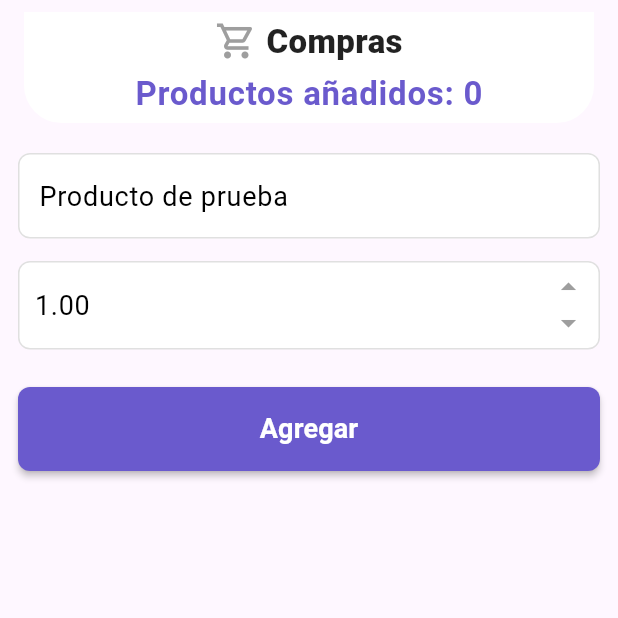
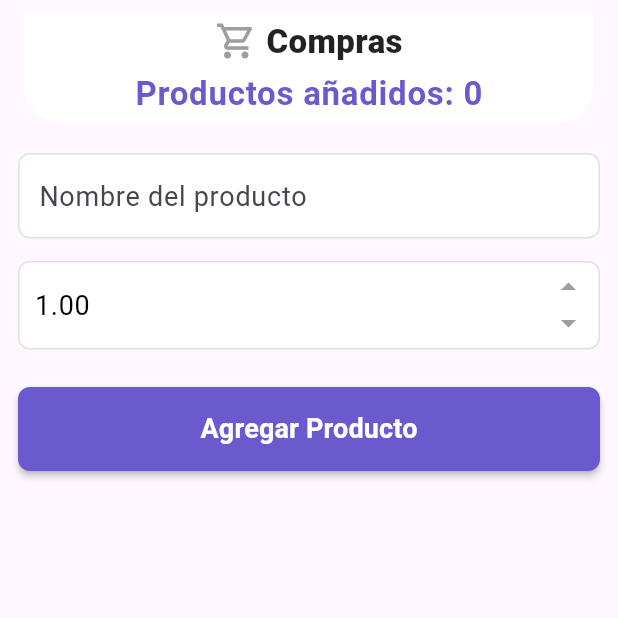
Before and after one commit to DVeliz99/SmartList, a Flutter app: the screen it shows after launch, after a tap on the "arrow drop up" icon, on a phone screen of 412 x 824 dp, the top half of it. Run offline on Flutter 3.47's test engine with Material 3 defaults, Android fonts, the phone set to English and light mode, and no system bars; our stand-ins replace connectivity_plus, google_fonts, sqflite; accounts and stored records are empty; network calls fail.

Commit message:
feat(products_page.dart): Add product to sqLite and to remote (#12)

```diff
--- a/lib/data/data_source/product_local_datasource.dart
+++ b/lib/data/data_source/product_local_datasource.dart
@@ -4,4 +4,6 @@ import 'package:smart_list/domain/product.dart';
 abstract class ProductSqLiteDataSource {
   Future<void> cacheProducts(List<Product> products);
   Future<List<Product>> getCachedProducts();
+  Future<Product> addProduct(Product product);
+  Future<List<Product>> getUnsyncedProducts();
 }
--- a/lib/data/data_source/product_remote_datasource.dart
+++ b/lib/data/data_source/product_remote_datasource.dart
@@ -2,5 +2,5 @@ import '../../domain/product.dart';
 
 abstract class ProductRemoteDataSource {
   Future<List<Product>> fetchProducts();
-
+  Future<List<Product>> saveProducts(List<Product> products);
 }
--- a/lib/data/implements/product_remote_repository_implement.dart
+++ b/lib/data/implements/product_remote_repository_implement.dart
@@ -11,4 +11,9 @@ class ProductRepositoryImpl implements ProductRemoteRepository{
     return await dataSource.fetchProducts();
   }
 
+  @override
+  Future<List<Product>>saveProducts(List<Product> products) async{
+    return await dataSource.saveProducts(products);
+  }
+
 }
--- a/lib/data/repositories/product_local_repository.dart
+++ b/lib/data/repositories/product_local_repository.dart
@@ -4,4 +4,6 @@ import 'package:smart_list/domain/product.dart';
 abstract class ProductLocalRepository{
   Future<void> cacheProducts(List<Product> products);
   Future<List<Product>> getCachedProducts();
+  Future<Product> addProduct(Product product);
+  Future<List<Product>> getUnsyncedProducts();
 }
--- a/lib/data/repositories/product_remote_repository.dart
+++ b/lib/data/repositories/product_remote_repository.dart
@@ -1,4 +1,5 @@
 import '../../domain/product.dart';
 abstract class ProductRemoteRepository{
   Future<List<Product>> fetchProducts();
+   Future<List<Product>> saveProducts(List<Product> products);
 }
--- a/lib/main.dart
+++ b/lib/main.dart
@@ -1,10 +1,7 @@
 // Flutter & Dart packages
 import 'package:flutter/material.dart';
 import 'package:connectivity_plus/connectivity_plus.dart';
-import 'package:smart_list/core/error/result.dart';
 import 'package:smart_list/presentation/screens/products_page.dart';
-import 'package:smart_list/presentation/widgets/app_bar.dart';
-import 'package:smart_list/presentation/widgets/form.dart';
 
 // Core
 import 'core/services/sync_service.dart';
@@ -50,6 +47,9 @@ void main() async {
   final getCachedProductsUseCase = GetCachedProductsUseCase(
     repository: productLocalRepository,
   );
+  final addProductUseCase = AddProductUseCase(
+    repository: productLocalRepository,
+  );
 
   //Instancia del servicio de sincronización
   final syncService = SyncService(
@@ -58,15 +58,35 @@ void main() async {
     fetchProductsUseCase: fetchProductsUseCase,
   );
 
+  assert(
+    addProductUseCase != null,
+    'addProductUseCase no se inicializó correctamente',
+  );
+  assert(
+    getCachedProductsUseCase != null,
+    'getCachedProductsUseCase no se inicializó correctamente',
+  );
+
+
   await syncService.getAndSaveProducts();
 
-  runApp(MyApp(getCachedProductsUseCase: getCachedProductsUseCase));
+  runApp(
+    MyApp(
+      getCachedProductsUseCase: getCachedProductsUseCase,
+      addProductUseCase: addProductUseCase,
+    ),
+  );
 }
 
 class MyApp extends StatelessWidget {
   final GetCachedProductsUseCase getCachedProductsUseCase;
+  final AddProductUseCase addProductUseCase;
 
-  const MyApp({super.key, required this.getCachedProductsUseCase});
+  const MyApp({
+    super.key,
+    required this.getCachedProductsUseCase,
+    required this.addProductUseCase,
+  });
 
   @override
   Widget build(BuildContext context) {
@@ -76,8 +96,11 @@ class MyApp extends StatelessWidget {
         textTheme: GoogleFonts.robotoTextTheme(Theme.of(context).textTheme),
       ),
       home: Scaffold(
-        appBar: CustomShoppingAppBar(),
-        body: ProductsPage(getCachedProductsUseCase: getCachedProductsUseCase),
+
+        body: ProductsPage(
+          getCachedProductsUseCase: getCachedProductsUseCase,
+          addProductUseCase: addProductUseCase,
+        ),
       ),
     );
   }
--- a/lib/presentation/screens/products_page.dart
+++ b/lib/presentation/screens/products_page.dart
@@ -1,44 +1,100 @@
 import 'package:flutter/material.dart';
-import 'package:google_fonts/google_fonts.dart';
 import 'package:smart_list/domain/product.dart';
 import 'package:smart_list/core/error/result.dart';
+import 'package:smart_list/presentation/widgets/app_bar.dart';
 import 'package:smart_list/presentation/widgets/form.dart';
 import 'package:smart_list/presentation/widgets/product_card.dart';
 import 'package:smart_list/use_cases/product_use_cases.dart';
 
-class ProductsPage extends StatelessWidget {
+class ProductsPage extends StatefulWidget {
   final GetCachedProductsUseCase getCachedProductsUseCase;
+  final AddProductUseCase addProductUseCase;
 
-  const ProductsPage({super.key, required this.getCachedProductsUseCase});
+  const ProductsPage({
+    super.key,
+    required this.getCachedProductsUseCase,
+    required this.addProductUseCase,
+  });
+
+  @override
+  State<ProductsPage> createState() => _ProductsPageState();
+}
+
+class _ProductsPageState extends State<ProductsPage> {
+  late Future<Result<List<Product>>> _futureProducts;
+  List<Product> _products = [];
+
+  @override
+  void initState() {
+    super.initState();
+    _loadProducts();
+  }
+
+  void _loadProducts() {
+    _futureProducts = widget.getCachedProductsUseCase.call();
+  }
+
+  Future<void> _addProduct(Product product) async {
+    try {
+      //guarda el producto en local
+      final result = await widget.addProductUseCase.call(product);
+      if(result.isSuccess && result.data != null){
+        setState(() {
+          //producto real al inicio de la lista
+          _products.insert(0,result.data!);
+        });
+      }else{
+        ScaffoldMessenger.of(
+          context,
+        ).showSnackBar(SnackBar(content: Text('Error al guardar producto: ${result.failure?.message ?? ''}')));
+      }
+
+
+    } catch (e) {
+      ScaffoldMessenger.of(
+        context,
+      ).showSnackBar(SnackBar(content: Text('Error al guardar producto: $e')));
+    }
+  }
+
+  void _deleteProduct(String id) {
+    setState(() {
+      _products.removeWhere((p) => p.id == id);
+    });
+  }
 
   @override
   Widget build(BuildContext context) {
     return Scaffold(
-
+      appBar: CustomShoppingAppBar(productCount: _products.length),
       body: Padding(
         padding: const EdgeInsets.all(12),
         child: Column(
           children: [
             ProductForm(
               product: Product(
-                id: '0',
-                name: 'Producto de prueba',
+                id: DateTime.now().millisecondsSinceEpoch.toString(),
+                name: '',
                 data: {'price': 0.0},
               ),
-              onSave: () {},
-              actionLabel: 'Agregar',
+              onSave: (newProduct) async {
+                await _addProduct(newProduct);
+              },
+              actionLabel: 'Agregar Producto',
             ),
             const SizedBox(height: 12),
             Expanded(
               child: FutureBuilder<Result<List<Product>>>(
-                future: getCachedProductsUseCase.call(),
+                future: _futureProducts,
                 builder: (context, snapshot) {
                   if (snapshot.connectionState == ConnectionState.waiting) {
                     return const Center(child: CircularProgressIndicator());
                   }
+
                   if (snapshot.hasError) {
                     return Center(child: Text('Error: ${snapshot.error}'));
                   }
+
                   final result = snapshot.data;
                   if (result == null ||
                       result.isFailure ||
@@ -46,21 +102,26 @@ class ProductsPage extends StatelessWidget {
                     return Center(
                       child: Text(
                         'No hay productos: ${result?.failure?.message ?? ''}',
+                        style: const TextStyle(fontSize: 18),
                       ),
                     );
                   }
-                  final products = result.data!;
+
+                  // 🔹 Inicializar lista con datos locales si está vacía
+                  if (_products.isEmpty) {
+                    _products = result.data!;
+                  }
 
                   return ListView.builder(
-                    itemCount: products.length,
+                    itemCount: _products.length,
                     itemBuilder: (context, index) {
-                      final product = products[index];
+                      final product = _products[index];
                       return Padding(
                         padding: const EdgeInsets.symmetric(vertical: 6),
                         child: ProductCard(
                           product: product,
                           onEdit: () {},
-                          onDelete: () {},
+                          onDelete: () => _deleteProduct(product.id),
                         ),
                       );
                     },
--- a/lib/presentation/widgets/form.dart
+++ b/lib/presentation/widgets/form.dart
@@ -3,7 +3,7 @@ import 'package:smart_list/domain/product.dart';
 
 class ProductForm extends StatefulWidget {
   final Product product;
-  final VoidCallback onSave;
+  final Future<void> Function(Product) onSave;
   final String actionLabel;
   const ProductForm({
     super.key,
@@ -20,17 +20,31 @@ class _ProductFormState extends State<ProductForm> {
   // Controlador para el campo de texto del producto
   late final TextEditingController _productController;
   late double _price = 0.00;
+  late final TextEditingController _priceController;
+  final FocusNode _priceFocusNode = FocusNode();
 
   @override
   void initState() {
     super.initState();
     _productController = TextEditingController(text: widget.product.name);
     _price = (widget.product.data?['price'] as num?)?.toDouble() ?? 0.00;
+    _priceController = TextEditingController(
+      text: _price == 0.00 ? '' : _price.toStringAsFixed(2),
+    );
+
+    // Cuando el usuario deja el campo, formateamos el valor
+    _priceFocusNode.addListener(() {
+      if (!_priceFocusNode.hasFocus) {
+        _priceController.text = _price.toStringAsFixed(2);
+      }
+    });
   }
 
   @override
   void dispose() {
     _productController.dispose();
+    _priceController.dispose();
+    _priceFocusNode.dispose();
     super.dispose();
   }
 
@@ -62,19 +76,6 @@ class _ProductFormState extends State<ProductForm> {
   }
 
   Widget _quantityField() {
-    //maneja datos int y double
-    final String formattedValue = _price == 0.00
-        ? 'Precio'
-        : ' ${_price.toStringAsFixed(2)}';
-
-    final controller = TextEditingController(
-      text: _price == 00.00 ? '' : _price.toStringAsFixed(2),
-    );
-
-    controller.selection = TextSelection.fromPosition(
-      TextPosition(offset: controller.text.length),
-    );
-
     return Container(
       decoration: BoxDecoration(
         color: Colors.white,
@@ -85,14 +86,15 @@ class _ProductFormState extends State<ProductForm> {
         children: <Widget>[
           Expanded(
             child: TextField(
-              controller: controller,
+              controller: _priceController,
+              focusNode: _priceFocusNode,
               keyboardType: const TextInputType.numberWithOptions(
                 decimal: true,
               ),
-              decoration: InputDecoration(
-                hintText: formattedValue == 'Precio' ? 'Precio' : null,
+              decoration: const InputDecoration(
+                hintText: 'Precio',
                 border: InputBorder.none,
-                contentPadding: const EdgeInsets.symmetric(
+                contentPadding: EdgeInsets.symmetric(
                   horizontal: 10.0,
                   vertical: 15.0,
                 ),
@@ -105,7 +107,9 @@ class _ProductFormState extends State<ProductForm> {
               onChanged: (value) {
                 final parsed =
                     double.tryParse(value.replaceAll(',', '.')) ?? 0.0;
-                setState(() => _price = parsed);
+                setState(() {
+                  _price = parsed;
+                });
               },
             ),
           ),
@@ -116,6 +120,7 @@ class _ProductFormState extends State<ProductForm> {
                 onTap: () {
                   setState(() {
                     _price += 1.00;
+                    _priceController.text = _price.toStringAsFixed(2);
                   });
                 },
                 child: const Padding(
@@ -130,8 +135,8 @@ class _ProductFormState extends State<ProductForm> {
               InkWell(
                 onTap: () {
                   setState(() {
-                    // Asegura que el precio nunca sea negativo
                     if (_price >= 1.00) _price -= 1.00;
+                    _priceController.text = _price.toStringAsFixed(2);
                   });
                 },
                 child: const Padding(
@@ -196,7 +201,7 @@ class _ProductFormState extends State<ProductForm> {
             );
 
             // Ejecutar el callback
-            widget.onSave();
+            widget.onSave(widget.product);
           },
           style: ElevatedButton.styleFrom(
             backgroundColor: buttonColor,
--- a/lib/use_cases/product_use_cases.dart
+++ b/lib/use_cases/product_use_cases.dart
@@ -53,3 +53,20 @@ class GetCachedProductsUseCase {
     }
   }
 }
+
+class AddProductUseCase{
+  final ProductLocalRepository repository;
+
+  AddProductUseCase({required this.repository});
+
+  Future <Result<Product>> call(Product product) async{
+    try{
+      final addedProduct = await repository.addProduct(product);
+      return Result.success(addedProduct);
+    } catch (error){
+      return Result.failure(
+        DatabaseFailure('Error al agregar producto: $error'),
+      );
+    }
+  }
+}
```
Also changed, not shown: lib/core/services/sync_service.dart (+20 -0 lines), lib/data/api_datasource/product_api_datasource.dart (+29 -2 lines), lib/data/implements/product_local_repository_implement.dart (+10 -0 lines), lib/data/sqlLite_datasource/product_local_datasource.dart (+41 -0 lines), lib/domain/product.dart (+16 -2 lines).
